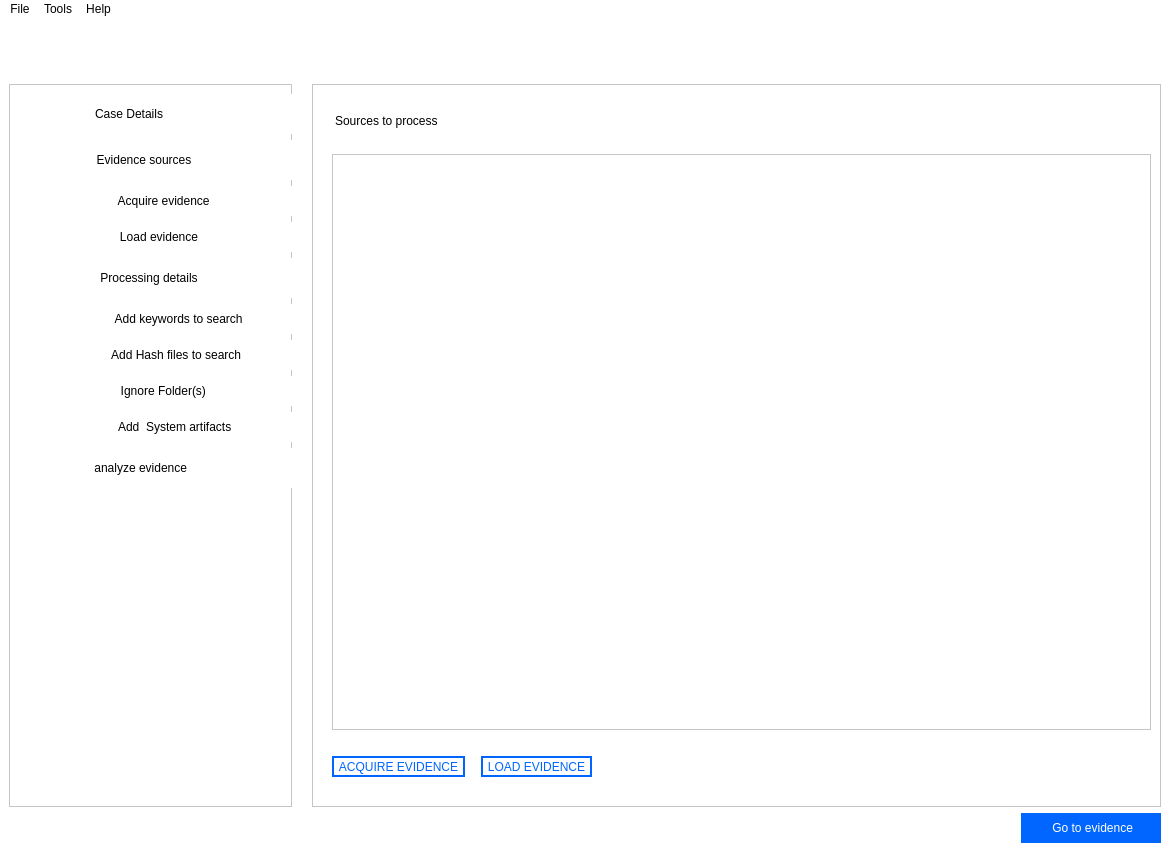
This is ui_files/mainwindow.ui in aml36605/scriptomgeving-DigiBaseReclass_nw as Qt 5 draws it before an edit. The edited form follows.
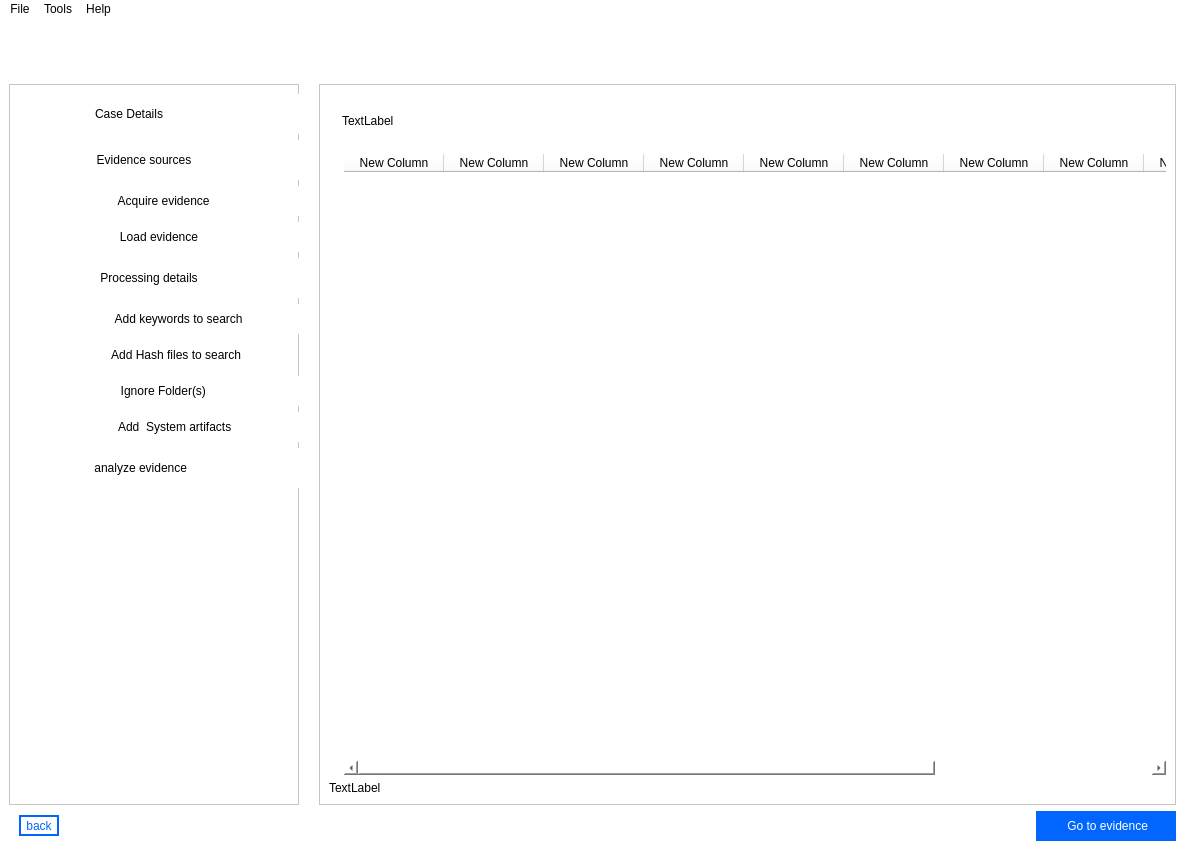
This is the edited form. The open tabs and pages were chosen to show the change. Icons and pictures are not drawn.

What changed in the file:
```diff
--- a/ui_files/mainwindow.ui
+++ b/ui_files/mainwindow.ui
@@ -6,8 +6,8 @@
    <rect>
     <x>0</x>
     <y>0</y>
-    <width>1170</width>
-    <height>852</height>
+    <width>1185</width>
+    <height>850</height>
    </rect>
   </property>
   <property name="windowTitle">
@@ -466,12 +466,16 @@
 
 }
 
+#SelectedDevices{
+	borders:none;
+}
 QLabel{
 	text-transform: none;
 
 }
 
-QLabel#lblCaseInfo, #lblReportOptions, #lblKeywords, #lblKeywords_2, #lblLists, #lblAddKeywordsToSearch, #lblAddHashFilesToSearch, #lblIgnoreFolders, #lblOS_Artifacts, #lblLoadHashFiles, #lblLoadProjectVic, #lblIgnoreFolders_2, #lblSourcesToProcess, #lblLoadEvidence{
+
+QLabel#lblCaseInfo, #lblReportOptions, #lblKeywords, #lblKeywords_2, #lblLists, #lblAddKeywordsToSearch, #lblAddHashFilesToSearch, #lblIgnoreFolders, #lblOS_Artifacts, #lblLoadHashFiles, #lblLoadProjectVic, #lblIgnoreFolders_2, #lblSourcesToProcess, #lblLoadEvidence, #lblSelect_devices{
 	text-transform: uppercase;
 	font: 13pt &quot;Arial Rounded MT Bold&quot;;
 	margin-left: 10px
@@ -504,7 +508,7 @@
 
 #tbAddKeywordToSearch, #tbAddHashFilesToSearch, #tbIgnoreFolders_2, #tbOS_Artifacts, #tbAcquireEvidence, #tbLoadEvidence{
 	
-margin-left: 10px;
+	margin-left: 10px;
 	text-transform: uppercase;
 	font: 10pt &quot;Arial Rounded MT Bold&quot;;
 	border-style: solid;
@@ -2040,7 +2044,53 @@
              </spacer>
             </item>
             <item>
-             <widget class="QTableView" name="tableView_5"/>
+             <widget class="QTableWidget" name="twSources">
+              <column>
+               <property name="text">
+                <string>New Column</string>
+               </property>
+              </column>
+              <column>
+               <property name="text">
+                <string>New Column</string>
+               </property>
+              </column>
+              <column>
+               <property name="text">
+                <string>New Column</string>
+               </property>
+              </column>
+              <column>
+               <property name="text">
+                <string>New Column</string>
+               </property>
+              </column>
+              <column>
+               <property name="text">
+                <string>New Column</string>
+               </property>
+              </column>
+              <column>
+               <property name="text">
+                <string>New Column</string>
+               </property>
+              </column>
+              <column>
+               <property name="text">
+                <string>New Column</string>
+               </property>
+              </column>
+              <column>
+               <property name="text">
+                <string>New Column</string>
+               </property>
+              </column>
+              <column>
+               <property name="text">
+                <string>New Column</string>
+               </property>
+              </column>
+             </widget>
             </item>
            </layout>
           </item>
@@ -2105,8 +2155,177 @@
         </item>
        </layout>
       </widget>
+      <widget class="QWidget" name="page_7">
+       <layout class="QVBoxLayout" name="verticalLayout_14">
+        <item>
+         <layout class="QVBoxLayout" name="verticalLayout_13">
+          <item>
+           <spacer name="horizontalSpacer_51">
+            <property name="orientation">
+             <enum>Qt::Horizontal</enum>
+            </property>
+            <property name="sizeHint" stdset="0">
+             <size>
+              <width>40</width>
+              <height>20</height>
+             </size>
+            </property>
+           </spacer>
+          </item>
+          <item>
+           <widget class="QLabel" name="lblSelect_devices">
+            <property name="text">
+             <string>TextLabel</string>
+            </property>
+           </widget>
+          </item>
+          <item>
+           <spacer name="horizontalSpacer_52">
+            <property name="orientation">
+             <enum>Qt::Horizontal</enum>
+            </property>
+            <property name="sizeHint" stdset="0">
+             <size>
+              <width>40</width>
+              <height>20</height>
+             </size>
+            </property>
+           </spacer>
+          </item>
+         </layout>
+        </item>
+        <item>
+         <layout class="QVBoxLayout" name="verticalLayout_23">
+          <item>
+           <layout class="QHBoxLayout" name="horizontalLayout_20">
+            <item>
+             <spacer name="horizontalSpacer_50">
+              <property name="orientation">
+               <enum>Qt::Horizontal</enum>
+              </property>
+              <property name="sizeType">
+               <enum>QSizePolicy::Preferred</enum>
+              </property>
+              <property name="sizeHint" stdset="0">
+               <size>
+                <width>15</width>
+                <height>20</height>
+               </size>
+              </property>
+             </spacer>
+            </item>
+            <item>
+             <widget class="QTableWidget" name="twSelectDevices">
+              <property name="frameShape">
+               <enum>QFrame::NoFrame</enum>
+              </property>
+              <property name="showGrid">
+               <bool>false</bool>
+              </property>
+              <property name="gridStyle">
+               <enum>Qt::SolidLine</enum>
+              </property>
+              <column>
+               <property name="text">
+                <string>New Column</string>
+               </property>
+              </column>
+              <column>
+               <property name="text">
+                <string>New Column</string>
+               </property>
+              </column>
+              <column>
+               <property name="text">
+                <string>New Column</string>
+               </property>
+              </column>
+              <column>
+               <property name="text">
+                <string>New Column</string>
+               </property>
+              </column>
+              <column>
+               <property name="text">
+                <string>New Column</string>
+               </property>
+              </column>
+              <column>
+               <property name="text">
+                <string>New Column</string>
+               </property>
+              </column>
+              <column>
+               <property name="text">
+                <string>New Column</string>
+               </property>
+              </column>
+              <column>
+               <property name="text">
+                <string>New Column</string>
+               </property>
+              </column>
+              <column>
+               <property name="text">
+                <string>New Column</string>
+               </property>
+              </column>
+              <column>
+               <property name="text">
+                <string>New Column</string>
+               </property>
+              </column>
+              <column>
+               <property name="text">
+                <string>New Column</string>
+               </property>
+              </column>
+             </widget>
+            </item>
+           </layout>
+          </item>
+         </layout>
+        </item>
+        <item>
+         <layout class="QVBoxLayout" name="verticalLayout_24">
+          <item>
+           <widget class="QLabel" name="label_5">
+            <property name="text">
+             <string>TextLabel</string>
+            </property>
+           </widget>
+          </item>
+         </layout>
+        </item>
+       </layout>
+      </widget>
      </widget>
     </item>
+    <item row="5" column="0">
+     <layout class="QVBoxLayout" name="verticalLayout_25">
+      <item>
+       <widget class="QToolButton" name="tbBack">
+        <property name="styleSheet">
+         <string notr="true">	margin-left: 10px;
+	text-transform: uppercase;
+	font: 10pt &quot;Arial Rounded MT Bold&quot;;
+	border-style: solid;
+	border-width: 2px;
+	color: rgb(0,102,255)</string>
+        </property>
+        <property name="text">
+         <string>back</string>
+        </property>
+        <property name="checkable">
+         <bool>true</bool>
+        </property>
+        <property name="autoExclusive">
+         <bool>true</bool>
+        </property>
+       </widget>
+      </item>
+     </layout>
+    </item>
    </layout>
   </widget>
   <widget class="QMenuBar" name="menubar">
@@ -2114,7 +2333,7 @@
     <rect>
      <x>0</x>
      <y>0</y>
-     <width>1170</width>
+     <width>1185</width>
      <height>26</height>
     </rect>
    </property>
```
Left out of the diff: 2 changed lines with no effect on the pictures.
